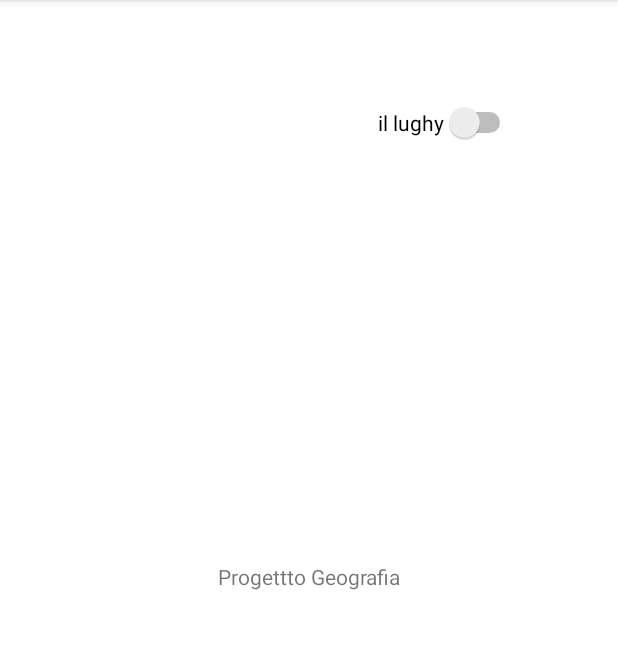
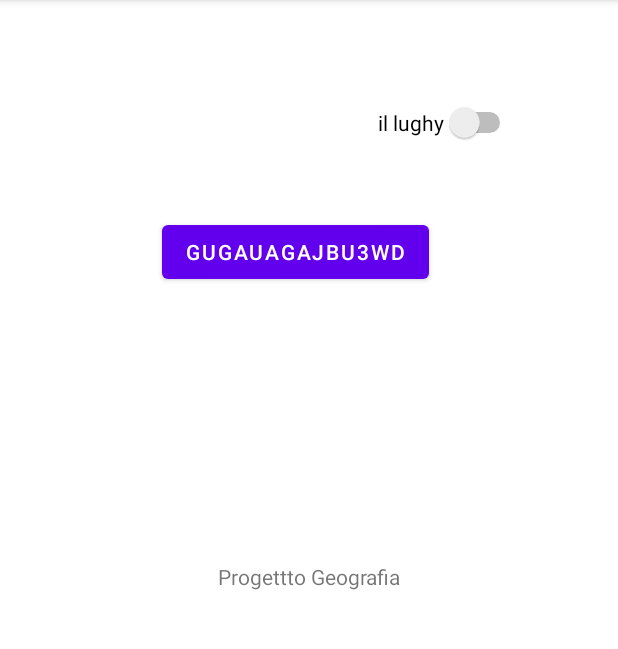
Before and after one commit to SGiuri/ProgettoGeografia, an Android app: the screen it shows after launch (MainActivity), on a phone screen of 412 x 824 dp, the part 84-733 px from its top. Run offline under Robolectric (Android 15) with nearby library versions, the phone set to English and light mode, and no system bars.

```diff
--- a/app/src/main/res/layout/activity_main.xml
+++ b/app/src/main/res/layout/activity_main.xml
@@ -25,4 +25,14 @@
         app:layout_constraintEnd_toEndOf="parent"
         app:layout_constraintTop_toTopOf="parent" />
 
+    <Button
+        android:id="@+id/button2"
+        android:layout_width="wrap_content"
+        android:layout_height="wrap_content"
+        android:layout_marginStart="108dp"
+        android:layout_marginTop="144dp"
+        android:text="guGAUAGAJBU3WD"
+        app:layout_constraintStart_toStartOf="parent"
+        app:layout_constraintTop_toTopOf="parent" />
+
 </androidx.constraintlayout.widget.ConstraintLayout>
```
